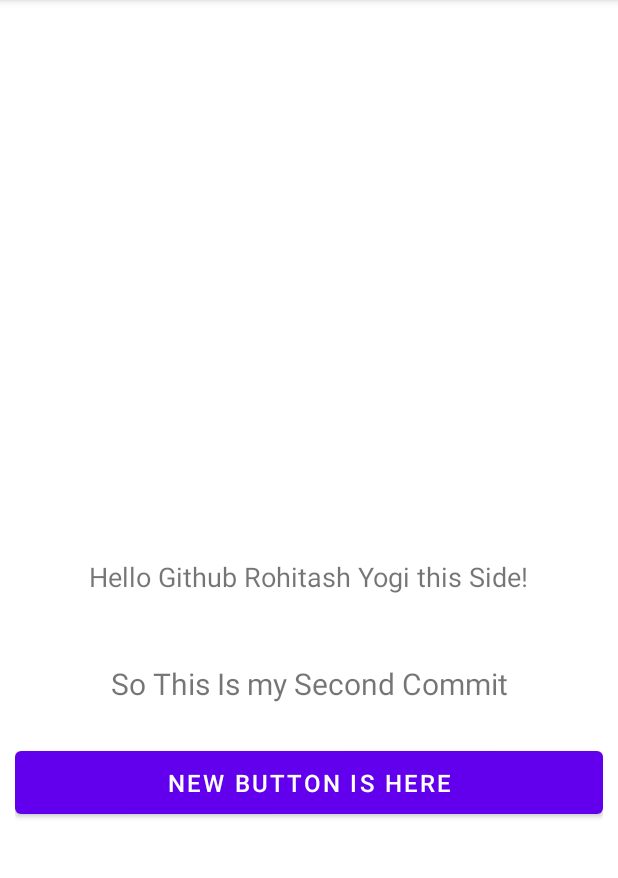
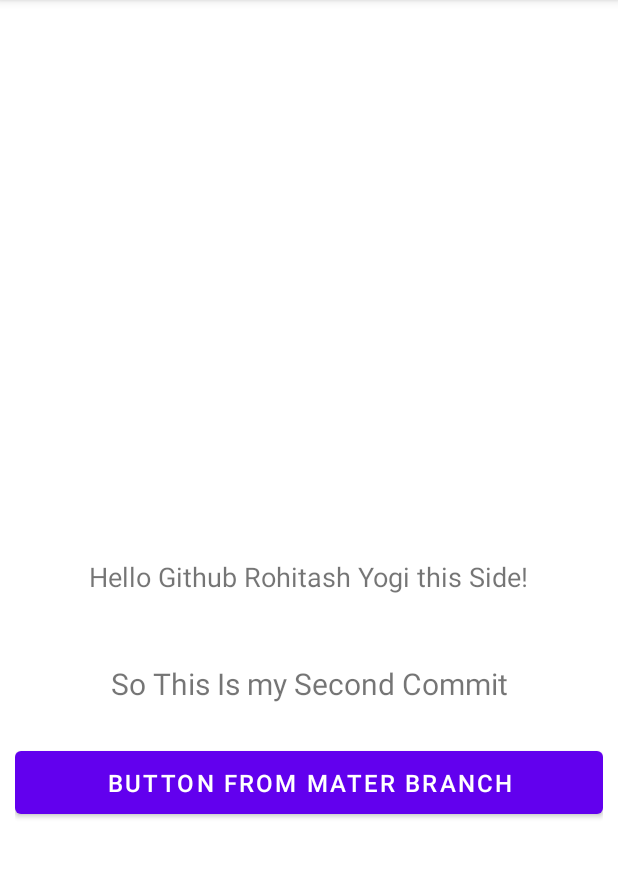
Before and after one commit to RohitashYogi/GithubLearning, an Android app: the screen it shows after launch (MainActivity), on a phone screen of 412 x 824 dp, the part 84-962 px from its top. Run offline under Robolectric (Android 15) with nearby library versions, the phone set to English and light mode, and no system bars.

Commit message:
Fourth Commit Master Branch

```diff
--- a/app/src/main/res/layout/activity_main.xml
+++ b/app/src/main/res/layout/activity_main.xml
@@ -43,7 +43,7 @@
             android:padding="10dp"
             android:layout_width="match_parent"
             android:layout_height="wrap_content"
-            android:text="New Button Is Here"
+            android:text="Button From Mater Branch"
             android:textSize="16dp"
 
             >
```
